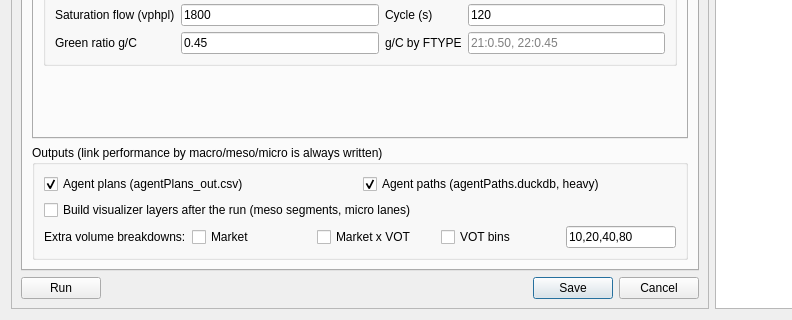
Qt form ui/hydra.ui (TSMv6/tsm_panel) before a commit; both pictures show x 0 to 792 and y 463 to 783 of the 1046 by 783 pixel window.
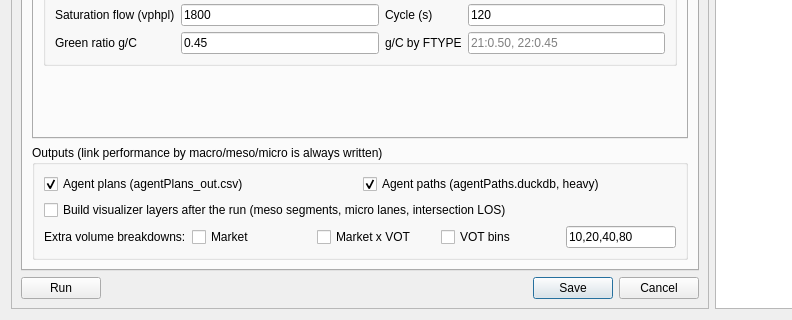
The same form after that commit.

Commit message: HyDRA: visualizer option names the micro LOS layers

Patch:
```diff
--- a/ui/hydra.ui
+++ b/ui/hydra.ui
@@ -1910,7 +1910,7 @@
              <item row="1" column="0" colspan="2">
               <widget class="QCheckBox" name="checkBox_BuildViz">
                <property name="text">
-                <string>Build visualizer layers after the run (meso segments, micro lanes)</string>
+                <string>Build visualizer layers after the run (meso segments, micro lanes, intersection LOS)</string>
                </property>
                <property name="toolTip">
                 <string>Runs the Visualizer builder on this run: Meso Segments (needs the Segment log) and Micro Lanes (needs a micro corridor), AM + PM peak hours at 15 min, added to the map.</string>
```
Left out of the diff: 2 changed lines with no effect on the pictures. The commit also changes 1 other file.
